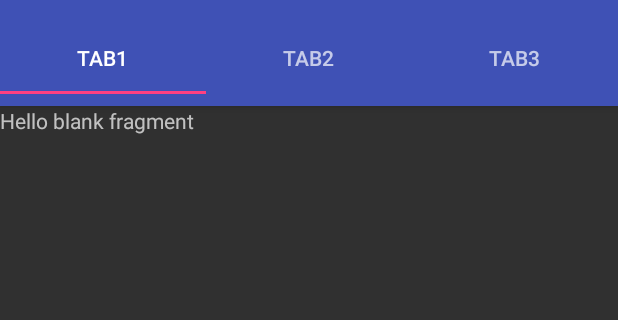
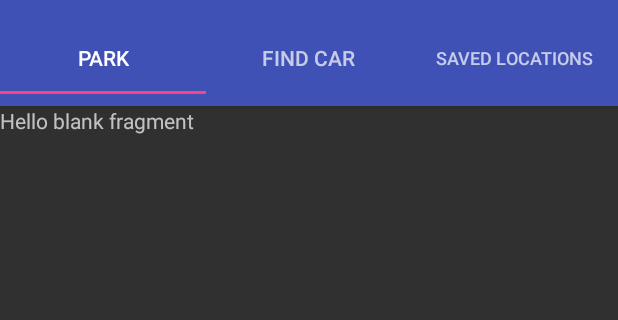
Before and after one commit to Ethan-McGregor/ParkingLocator, an Android app: the screen it shows after launch (MainActivity), on a phone screen of 412 x 824 dp, the part 62-382 px from its top. Run offline under Robolectric (Android 15) with nearby library versions, the phone set to English and light mode, and no system bars.

Commit message:
Changed tab text

```diff
--- a/app/src/main/java/parkinglocator/jeva/washington/edu/parkinglocator/MainActivity.java
+++ b/app/src/main/java/parkinglocator/jeva/washington/edu/parkinglocator/MainActivity.java
@@ -20,9 +20,9 @@ public class MainActivity extends AppCompatActivity {
 
         // initializing the tablayout
         tabLayout = (TabLayout) findViewById(R.id.tabLayout);
-        tabLayout.addTab(tabLayout.newTab().setText("Tab1"));
-        tabLayout.addTab(tabLayout.newTab().setText("Tab2"));
-        tabLayout.addTab(tabLayout.newTab().setText("Tab3"));
+        tabLayout.addTab(tabLayout.newTab().setText(getString(R.string.tab_park)));
+        tabLayout.addTab(tabLayout.newTab().setText(getString(R.string.tab_find)));
+        tabLayout.addTab(tabLayout.newTab().setText(getString(R.string.tab_saved)));
         tabLayout.setTabGravity(TabLayout.GRAVITY_FILL);
 
         viewPager = (ViewPager) findViewById(R.id.pager);
```
